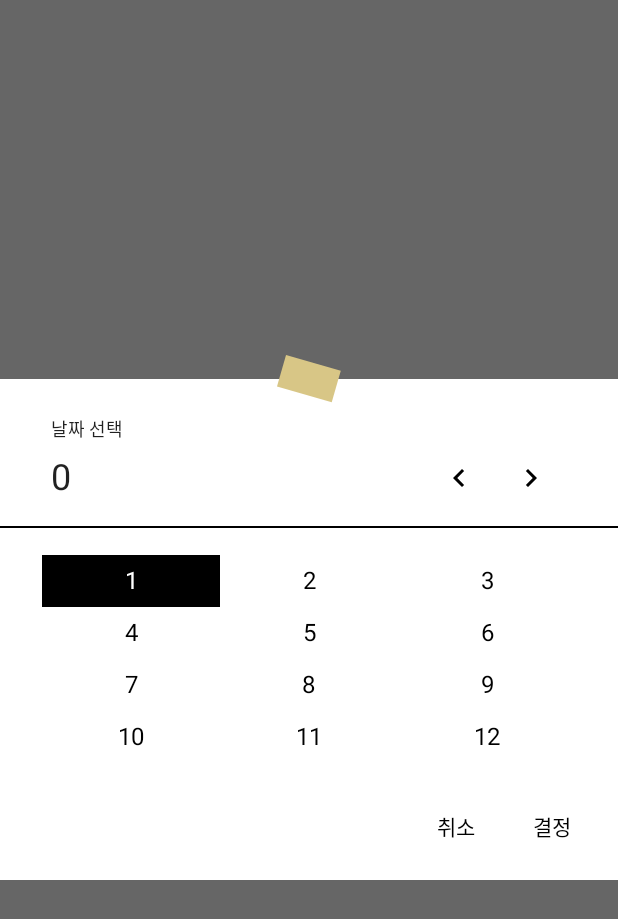
After one commit to l5x5l/travel_diary, an Android app built with Jetpack Compose: the composable MonthPickerDialog called with empty values, on a phone screen of 412 x 824 dp. The commit adds this screen. Shown: the top 919 px of the screen. Run offline under Robolectric (Android 15) with nearby library versions, the phone set to English and light mode, and no system bars.

Commit message:
[feature] 년/월 설정 dialog UI 구현

```diff
--- a/presentation/src/main/java/com/strayalphaca/presentation/components/template/dialog/CustomDialog.kt
+++ b/presentation/src/main/java/com/strayalphaca/presentation/components/template/dialog/CustomDialog.kt
@@ -1,19 +1,102 @@
 package com.strayalphaca.presentation.components.template.dialog
 
+import androidx.compose.foundation.Image
+import androidx.compose.foundation.background
+import androidx.compose.foundation.layout.Box
+import androidx.compose.foundation.layout.Column
+import androidx.compose.foundation.layout.Spacer
+import androidx.compose.foundation.layout.fillMaxSize
+import androidx.compose.foundation.layout.fillMaxWidth
+import androidx.compose.foundation.layout.height
+import androidx.compose.foundation.layout.padding
+import androidx.compose.foundation.layout.width
+import androidx.compose.material.MaterialTheme
+import androidx.compose.material.Surface
+import androidx.compose.material.Text
 import androidx.compose.runtime.Composable
+import androidx.compose.ui.Alignment
+import androidx.compose.ui.Modifier
+import androidx.compose.ui.graphics.Color
+import androidx.compose.ui.graphics.RectangleShape
+import androidx.compose.ui.res.painterResource
+import androidx.compose.ui.tooling.preview.Preview
+import androidx.compose.ui.unit.dp
 import androidx.compose.ui.window.Dialog
 import androidx.compose.ui.window.DialogProperties
+import androidx.compose.ui.zIndex
+import com.strayalphaca.presentation.R
+import com.strayalphaca.presentation.ui.theme.TravelDiaryTheme
 
 @Composable
 fun CustomDialog(
-    onDismissRequest : () -> Unit,
+    onDismissRequest: () -> Unit,
     properties: DialogProperties = DialogProperties(),
-    content : @Composable () -> Unit
+    content: @Composable () -> Unit
 ) {
     Dialog(
         onDismissRequest = onDismissRequest,
         properties = properties
     ) {
-        content()
+        Surface(
+            shape = RectangleShape,
+            color = Color.Transparent,
+            modifier = Modifier.fillMaxWidth()) {
+
+            Box(modifier = Modifier
+                .fillMaxWidth()
+                .background(Color.Transparent)) {
+                Image(
+                    modifier = Modifier
+                        .height(32.dp)
+                        .width(48.dp)
+                        .align(Alignment.TopCenter)
+                        .zIndex(1f),
+                    painter = painterResource(id = R.drawable.img_tape),
+                    contentDescription = null
+                )
+
+                Surface(
+                    color = Color.Transparent
+                ) {
+                    Box(modifier = Modifier
+                        .fillMaxWidth()
+                        .padding(top = 16.dp)
+                        .background(MaterialTheme.colors.surface)) {
+                        content()
+                    }
+                }
+            }
+        }
+
+
     }
 }
+
+@Preview(showBackground = true)
+@Composable
+fun CustomDialogPreview() {
+    TravelDiaryTheme() {
+        Surface(
+            modifier = Modifier.fillMaxSize(),
+            color = Color.Magenta
+        ) {
+
+            CustomDialog(onDismissRequest = {  }) {
+                Column(
+                    modifier = Modifier
+                        .fillMaxWidth()
+                        .background(MaterialTheme.colors.primaryVariant)
+                        .padding(16.dp)
+
+                ) {
+                    Text(text = "hello")
+
+                    Spacer(modifier = Modifier.height(32.dp))
+
+                    Text(text = "hello2", style = MaterialTheme.typography.h2)
+                }
+            }
+
+        }
+    }
+}
--- /dev/null
+++ b/presentation/src/main/java/com/strayalphaca/presentation/components/template/dialog/MonthPickerDialog.kt
@@ -0,0 +1,131 @@
+package com.strayalphaca.presentation.components.template.dialog
+
+import androidx.compose.foundation.background
+import androidx.compose.foundation.clickable
+import androidx.compose.foundation.layout.Box
+import androidx.compose.foundation.layout.Column
+import androidx.compose.foundation.layout.Row
+import androidx.compose.foundation.layout.Spacer
+import androidx.compose.foundation.layout.fillMaxSize
+import androidx.compose.foundation.layout.fillMaxWidth
+import androidx.compose.foundation.layout.height
+import androidx.compose.foundation.layout.padding
+import androidx.compose.foundation.lazy.grid.GridCells
+import androidx.compose.foundation.lazy.grid.LazyVerticalGrid
+import androidx.compose.material.Divider
+import androidx.compose.material.MaterialTheme
+import androidx.compose.material.Text
+import androidx.compose.material.TextButton
+import androidx.compose.runtime.Composable
+import androidx.compose.runtime.getValue
+import androidx.compose.runtime.mutableStateOf
+import androidx.compose.runtime.remember
+import androidx.compose.runtime.setValue
+import androidx.compose.ui.Alignment
+import androidx.compose.ui.Modifier
+import androidx.compose.ui.graphics.Color
+import androidx.compose.ui.res.stringResource
+import androidx.compose.ui.text.style.TextAlign
+import androidx.compose.ui.tooling.preview.Preview
+import androidx.compose.ui.unit.dp
+import com.strayalphaca.presentation.R
+import com.strayalphaca.presentation.components.atom.base_icon_button.BaseIconButton
+import com.strayalphaca.presentation.models.YearMonth
+import com.strayalphaca.presentation.ui.theme.TravelDiaryTheme
+
+@Composable
+fun MonthPickerDialog(
+    year: Int, month: Int, onMonthSelect: (Int, Int) -> Unit
+) {
+    var currentYear by remember { mutableStateOf(year) }
+    var selectedMonthYear by remember { mutableStateOf(YearMonth(year, month)) }
+
+    CustomDialog(onDismissRequest = {}) {
+        Column(modifier = Modifier.fillMaxWidth()) {
+            Text(
+                modifier = Modifier.padding(start = 34.dp, top = 24.dp),
+                text = stringResource(id = R.string.select_date),
+                style = MaterialTheme.typography.caption
+            )
+
+            Row(
+                modifier = Modifier
+                    .fillMaxWidth()
+                    .padding(horizontal = 34.dp),
+                verticalAlignment = Alignment.CenterVertically
+            ) {
+                Text(
+                    modifier = Modifier.weight(1f),
+                    text = currentYear.toString(),
+                    style = MaterialTheme.typography.h2
+                )
+
+                BaseIconButton(iconResourceId = R.drawable.ic_before, onClick = { currentYear-- })
+
+                BaseIconButton(iconResourceId = R.drawable.ic_next, onClick = { currentYear++ })
+            }
+
+            Spacer(modifier = Modifier.height(8.dp))
+
+            Divider(thickness = 1.dp, color = MaterialTheme.colors.onSurface)
+
+            LazyVerticalGrid(
+                modifier = Modifier
+                    .fillMaxWidth()
+                    .padding(horizontal = 28.dp, vertical = 18.dp),
+                columns = GridCells.Fixed(3)
+            ) {
+                items(12) {
+                    Text(
+                        modifier = Modifier
+                            .background(
+                                color = if (currentYear == selectedMonthYear.year && it == selectedMonthYear.month) MaterialTheme.colors.onSurface else MaterialTheme.colors.surface
+                            )
+                            .clickable {
+                                selectedMonthYear = YearMonth(currentYear, it)
+                            }
+                            .padding(vertical = 8.dp)
+                        ,
+                        text = (it + 1).toString(),
+                        style = MaterialTheme.typography.body1,
+                        color = if (currentYear == selectedMonthYear.year && it == selectedMonthYear.month) MaterialTheme.colors.surface else MaterialTheme.colors.onSurface,
+                        textAlign = TextAlign.Center
+                    )
+                }
+            }
+
+            Row(
+                modifier = Modifier.align(Alignment.End).padding(end = 12.dp, bottom = 12.dp)
+            ) {
+                TextButton(
+                    onClick = {}
+                ) {
+                    Text(text = stringResource(id = R.string.cancel), color = MaterialTheme.colors.onSurface)
+                }
+
+                TextButton(
+                    onClick = {}
+                ) {
+                    Text(text = stringResource(id = R.string.confirm), color = MaterialTheme.colors.onSurface)
+                }
+            }
+        }
+    }
+}
+
+@Preview
+@Composable
+fun MonthPickerDialogPreview() {
+    TravelDiaryTheme() {
+
+        Box(modifier = Modifier
+            .fillMaxSize()
+            .background(Color.Cyan)) {
+
+            MonthPickerDialog(2023, 4) { year, month ->
+                println("$year $month")
+            }
+        }
+
+    }
+}
--- /dev/null
+++ b/presentation/src/main/java/com/strayalphaca/presentation/models/YearMonth.kt
@@ -0,0 +1,3 @@
+package com.strayalphaca.presentation.models
+
+data class YearMonth(val year : Int, val month : Int)
--- /dev/null
+++ b/presentation/src/main/res/drawable/ic_before.xml
@@ -0,0 +1,5 @@
+<vector android:autoMirrored="true" android:height="24dp"
+    android:tint="#000000" android:viewportHeight="24"
+    android:viewportWidth="24" android:width="24dp" xmlns:android="http://schemas.android.com/apk/res/android">
+    <path android:fillColor="@android:color/white" android:pathData="M15.41,7.41L14,6l-6,6 6,6 1.41,-1.41L10.83,12z"/>
+</vector>
--- /dev/null
+++ b/presentation/src/main/res/drawable/ic_next.xml
@@ -0,0 +1,5 @@
+<vector android:autoMirrored="true" android:height="24dp"
+    android:tint="#000000" android:viewportHeight="24"
+    android:viewportWidth="24" android:width="24dp" xmlns:android="http://schemas.android.com/apk/res/android">
+    <path android:fillColor="@android:color/white" android:pathData="M10,6L8.59,7.41 13.17,12l-4.58,4.59L10,18l6,-6z"/>
+</vector>
--- /dev/null
+++ b/presentation/src/main/res/drawable/img_tape.xml
@@ -0,0 +1,9 @@
+<vector xmlns:android="http://schemas.android.com/apk/res/android"
+    android:width="47dp"
+    android:height="35dp"
+    android:viewportWidth="47"
+    android:viewportHeight="35">
+  <path
+      android:pathData="M46.508,11.479l-6.591,22.92l-39.918,-11.479l6.591,-22.92z"
+      android:fillColor="#D8C686"/>
+</vector>
--- a/presentation/src/main/res/values/strings.xml
+++ b/presentation/src/main/res/values/strings.xml
@@ -49,4 +49,8 @@
     <string name="hello">안녕하세요!</string>
     <string name="intro">추억을 담는 여정,\nTraily에 오신 것을 환영합니다</string>
     <string name="continue_offline">비회원으로 계속하기</string>
+
+    <string name="select_date">날짜 선택</string>
+    <string name="cancel">취소</string>
+    <string name="confirm">결정</string>
 </resources>
```
